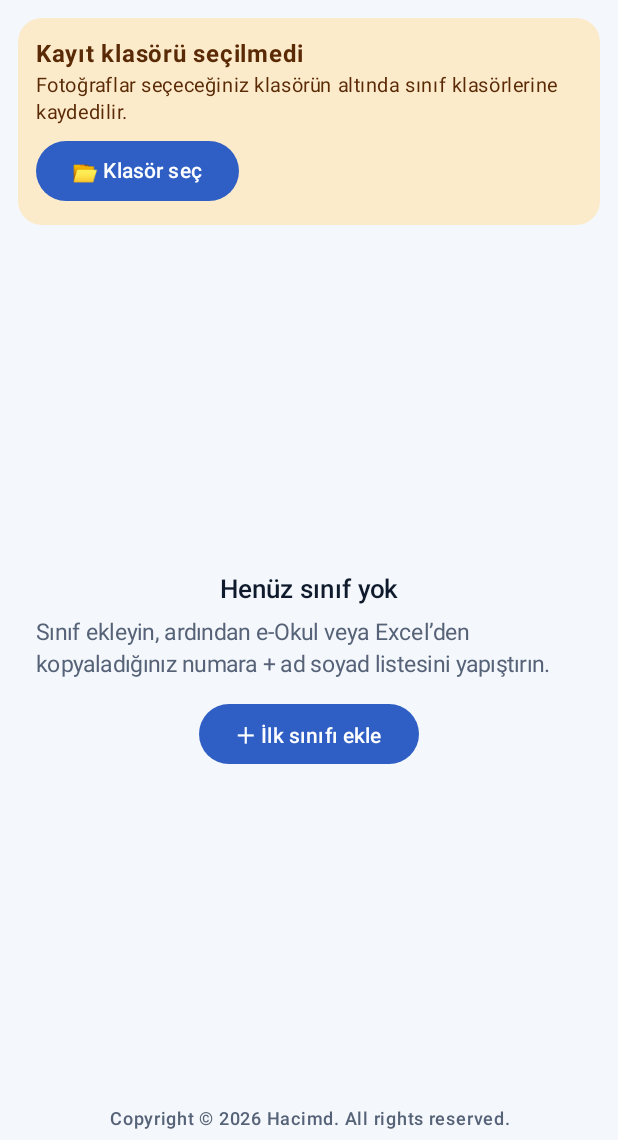
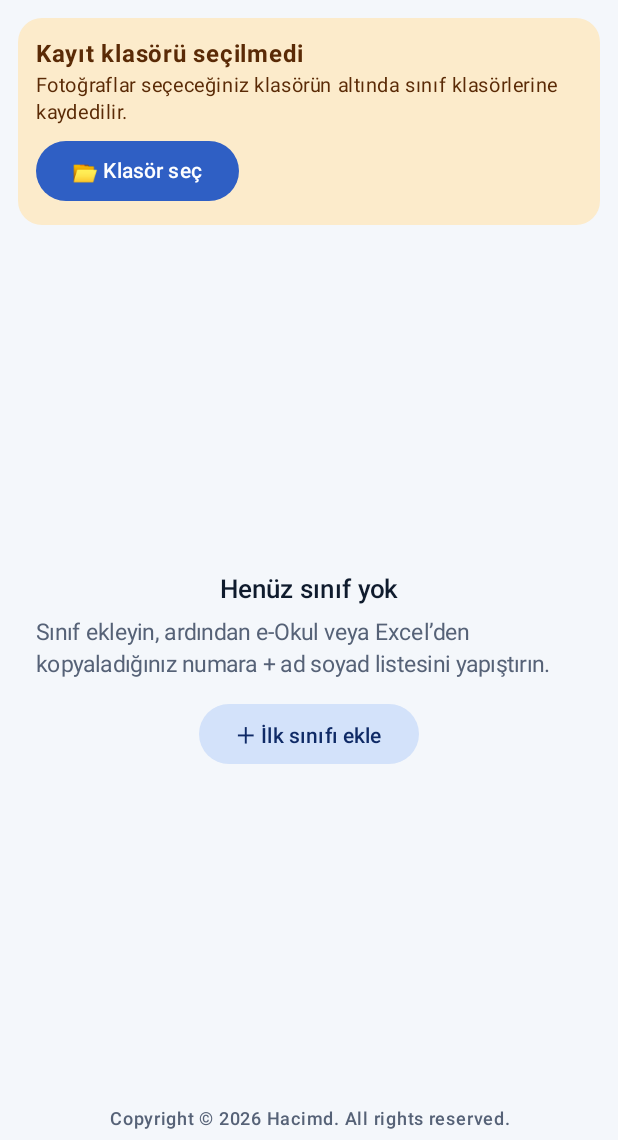
Before and after one commit to mceyhan46/EOkul_Foto, an Android app built with Jetpack Compose: the screen it shows after launch (MainActivity), on a phone screen of 412 x 824 dp, the part 96-1236 px from its top. Run offline under Robolectric (Android 15) with nearby library versions, the phone set to English and light mode, and no system bars.

Commit message:
Renkler tek dosyada (AppColors); ana ekran pastel; güvenlik yedeği saklama (en yeni 2); yedek sürüm bilgisi
Co-Authored-By: Claude Sonnet 5.5 <noreply@anthropic.com>
Claude-Session: https://claude.ai/code/session_016o3uhVzqAwfM55r4sydDui

```diff
--- /dev/null
+++ b/app/src/main/java/com/eokul/studio/AppColors.kt
@@ -0,0 +1,165 @@
+package com.eokul.studio
+
+import androidx.compose.foundation.isSystemInDarkTheme
+import androidx.compose.material3.darkColorScheme
+import androidx.compose.material3.lightColorScheme
+import androidx.compose.runtime.Composable
+import androidx.compose.runtime.Immutable
+import androidx.compose.ui.graphics.Color
+
+/*
+ * UYGULAMANIN TÜM RENKLERİ BU DOSYADADIR. Başka dosyada Color(0x...) yazılmaz; renk değiştirmek için yalnızca burayı düzenleyin.
+ *
+ * Gruplar:
+ *  1) LightScheme / DarkScheme : Material rolleri (arka plan, yüzey, birincil, ikincil, hata ...). Tüm standart bileşenler bunları kullanır.
+ *  2) SoftColors (açık/koyu)   : Ana ekranın pastel yüzeyleri (özet kutusu, "Sınıf ekle" düğmesi, soft düğmeler). softColors() ile alınır.
+ *  3) StatusColors             : Açık zeminli ekranlarda durum renkleri (tamam yeşili, uyarı turuncusu, düzenlendi mavisi).
+ *  4) DarkUi                   : Koyu zeminli ekranlar (kamera, inceleme, düzenleyici, liste sayfası) için sabit renkler.
+ *  5) ButtonColors             : AppButton'un koyu varyantı ve tehlike rengi.
+ */
+
+/**
+ * Tasarım belirteçleri (açık/koyu). Vurgu rengi tek: mavi; yeşil/amber/kırmızı yalnızca durum bildirir.
+ * Metin/zemin çiftleri 4,5:1 ve üzeri hedeflenir. Koyu temada saf siyah yerine lacivert zemin kullanılır.
+ */
+internal val LightScheme = lightColorScheme(
+    primary = Color(0xFF2F5FC4),
+    onPrimary = Color(0xFFFFFFFF),
+    primaryContainer = Color(0xFFDCE7FB),
+    onPrimaryContainer = Color(0xFF0F2A66),
+    secondary = Color(0xFF566277),
+    onSecondary = Color(0xFFFFFFFF),
+    secondaryContainer = Color(0xFFE4EAF5),
+    onSecondaryContainer = Color(0xFF0F1B2D),
+    tertiary = Color(0xFF92400E),
+    onTertiary = Color(0xFFFFFFFF),
+    tertiaryContainer = Color(0xFFFCEBCB),
+    onTertiaryContainer = Color(0xFF5A2A06),
+    background = Color(0xFFF4F7FB),
+    onBackground = Color(0xFF0F1B2D),
+    surface = Color(0xFFF4F7FB),
+    onSurface = Color(0xFF0F1B2D),
+    surfaceVariant = Color(0xFFE7EDF7),
+    onSurfaceVariant = Color(0xFF566277),
+    surfaceContainerLowest = Color(0xFFFFFFFF),
+    surfaceContainerLow = Color(0xFFFFFFFF),
+    surfaceContainer = Color(0xFFFFFFFF),
+    surfaceContainerHigh = Color(0xFFEEF2F9),
+    surfaceContainerHighest = Color(0xFFFFFFFF),
+    outline = Color(0xFF7C889C),
+    outlineVariant = Color(0xFFD5DDEA),
+    error = Color(0xFFB91C1C),
+    onError = Color(0xFFFFFFFF),
+    errorContainer = Color(0xFFFBE0E0),
+    onErrorContainer = Color(0xFF5F1111)
+)
+
+internal val DarkScheme = darkColorScheme(
+    primary = Color(0xFF8CAEFF),
+    onPrimary = Color(0xFF0B1E4A),
+    primaryContainer = Color(0xFF22345C),
+    onPrimaryContainer = Color(0xFFD9E6FF),
+    secondary = Color(0xFFA5B0C5),
+    onSecondary = Color(0xFF14203A),
+    secondaryContainer = Color(0xFF1F2A41),
+    onSecondaryContainer = Color(0xFFE8EDF7),
+    tertiary = Color(0xFFFBBF24),
+    onTertiary = Color(0xFF3A2A00),
+    tertiaryContainer = Color(0xFF3A2E12),
+    onTertiaryContainer = Color(0xFFFFE2A8),
+    background = Color(0xFF0E1524),
+    onBackground = Color(0xFFE8EDF7),
+    surface = Color(0xFF0E1524),
+    onSurface = Color(0xFFE8EDF7),
+    surfaceVariant = Color(0xFF1F2A41),
+    onSurfaceVariant = Color(0xFFA5B0C5),
+    surfaceContainerLowest = Color(0xFF0B101C),
+    surfaceContainerLow = Color(0xFF131C2E),
+    surfaceContainer = Color(0xFF172033),
+    surfaceContainerHigh = Color(0xFF1C2740),
+    surfaceContainerHighest = Color(0xFF172033),
+    outline = Color(0xFF7D8AA3),
+    outlineVariant = Color(0xFF2B3852),
+    error = Color(0xFFFCA5A5),
+    onError = Color(0xFF3B0A0A),
+    errorContainer = Color(0xFF3E1D22),
+    onErrorContainer = Color(0xFFFFD9D9)
+)
+
+
+/** 2) Pastel yüzeyler. Göz yormayan, aynı mavi ailesinden; metinleri koyu lacivert/açık mavi (4,5:1 üzeri). */
+@Immutable
+class SoftColors(
+    /** Özet kutusu ve "Sınıf ekle" düğmesinin dolgusu. */
+    val container: Color,
+    /** Dolgu üzerindeki metin. */
+    val onContainer: Color,
+    /** Dolgu üzerindeki ikincil metin. */
+    val onContainerMuted: Color,
+    /** İlerleme çubuğu rengi ve boş kısmı (özet kutusunda). */
+    val bar: Color,
+    val barTrack: Color,
+    /** Özet kutusunda "yedek önerilir" uyarı metni. */
+    val warnText: Color
+)
+
+val LightSoft = SoftColors(
+    container = Color(0xFFD3E2FA),
+    onContainer = Color(0xFF0F2A66),
+    onContainerMuted = Color(0xFF3A4F80),
+    bar = Color(0xFF2F5FC4),
+    barTrack = Color(0xFFF4F7FB),
+    warnText = Color(0xFF8A3B0B)
+)
+
+val DarkSoft = SoftColors(
+    container = Color(0xFF2A3F6B),
+    onContainer = Color(0xFFE3ECFF),
+    onContainerMuted = Color(0xFFB4C4E6),
+    bar = Color(0xFF8CAEFF),
+    barTrack = Color(0xFF172033),
+    warnText = Color(0xFFFFD27A)
+)
+
+@Composable
+fun softColors(): SoftColors = if (isSystemInDarkTheme()) DarkSoft else LightSoft
+
+/** 3) Açık zeminli ekranlarda durum renkleri (hafif yumuşatılmış). */
+object StatusColors {
+    val Done = Color(0xFF4BA573)
+    val Warn = Color(0xFFE59A2B)
+    val Edited = Color(0xFF4F86E8)
+    val Dim = Color(0xFF8A8F9C)
+}
+
+/** 4) Koyu zeminli ekranlar: kamera, inceleme, düzenleyici ve liste sayfası. */
+object DarkUi {
+    val Bg = Color(0xFF101014)
+    val SheetBg = Color(0xFF0E1420)
+    val Panel = Color(0xFF131A27)
+    val Pill = Color(0xFF1B2232)
+    val WarnPanel = Color(0xFF2A2415)
+    val Chip = Color(0xFF232C3D)
+    val Track = Color(0xFF232D3F)
+    val Dim = Color(0xFFB0B6C8)
+    val DimSheet = Color(0xFFA9B3C4)
+    val Muted = Color(0xFF8A93A8)
+    val Ok = Color(0xFF9ECE6A)
+    val ScoreGood = Color(0xFF4CC38A)
+    val Warn = Color(0xFFE0AF68)
+    val WarnAlt = Color(0xFFE0A030)
+    val Danger = Color(0xFFE5645F)
+    val Accent = Color(0xFF7AA2F7)
+    val Highlight = Color(0xFFFFD54F)
+    val Brand = Color(0xFF2F5FC4)
+    val Overlay = Color(0x22888888)
+}
+
+/** 5) AppButton: koyu varyant ve tehlike rengi. */
+object ButtonColors {
+    val Danger = Color(0xFFE5645F)
+    val DarkSurface = Color(0xFF2A3042)
+    val DarkOnSurface = Color(0xFFE8EBF4)
+    val DarkDisabled = Color(0xFF59627A)
+    val DarkDisabledBg = Color(0xFF1B1F2B)
+}
--- a/app/src/main/java/com/eokul/studio/ClassScreen.kt
+++ b/app/src/main/java/com/eokul/studio/ClassScreen.kt
@@ -366,8 +366,8 @@ private fun StudentRow(
             }
         }
     }
-    val okColor = Color(0xFF3C9A5F)
-    val warnColor = Color(0xFFE08A00)
+    val okColor = StatusColors.Done
+    val warnColor = StatusColors.Warn
     val stateColor = when {
         s.retake || s.isLow() -> warnColor
         s.captured -> okColor
--- a/app/src/main/java/com/eokul/studio/GalleryScreen.kt
+++ b/app/src/main/java/com/eokul/studio/GalleryScreen.kt
@@ -49,9 +49,9 @@ import androidx.compose.ui.text.style.TextOverflow
 import androidx.compose.ui.unit.dp
 import androidx.compose.ui.unit.sp
 
-private val WarnColor = Color(0xFFE0A030)
-private val EditedColor = Color(0xFF4F86E8)
-private val DimColor = Color(0xFF8A8F9C)
+private val WarnColor = DarkUi.WarnAlt
+private val EditedColor = StatusColors.Edited
+private val DimColor = StatusColors.Dim
 
 @Composable
 fun GalleryScreen(vm: AppViewModel, onBack: () -> Unit) {
--- a/app/src/main/java/com/eokul/studio/HomeScreen.kt
+++ b/app/src/main/java/com/eokul/studio/HomeScreen.kt
@@ -23,6 +23,7 @@ import androidx.compose.material3.AlertDialog
 import androidx.compose.foundation.verticalScroll
 import androidx.compose.material3.Button
 import androidx.compose.material3.Card
+import androidx.compose.material3.ButtonDefaults
 import androidx.compose.material3.CardDefaults
 import androidx.compose.material3.DropdownMenu
 import androidx.compose.material3.DropdownMenuItem
@@ -141,7 +142,7 @@ fun HomeScreen(studio: StudioViewModel) {
                         style = MaterialTheme.typography.bodyMedium, color = MaterialTheme.colorScheme.onSurfaceVariant
                     )
                     Spacer(Modifier.size(12.dp))
-                    Button(onClick = { newClassOpen = true }) { Text("＋ İlk sınıfı ekle") }
+                    Button(onClick = { newClassOpen = true }, colors = ButtonDefaults.buttonColors(containerColor = softColors().container, contentColor = softColors().onContainer)) { Text("＋ İlk sınıfı ekle") }
                 }
             } else {
                 LazyColumn(
@@ -173,8 +174,11 @@ fun HomeScreen(studio: StudioViewModel) {
             ExtendedFloatingActionButton(
                 onClick = { newClassOpen = true },
                 // Alttaki telif yazısının (≈28 dp) üstünde kalsın
-                modifier = Modifier.align(Alignment.BottomEnd).padding(start = 16.dp, end = 16.dp, top = 16.dp, bottom = 44.dp)
-            ) { Text("＋ Sınıf ekle") }
+                modifier = Modifier.align(Alignment.BottomEnd).padding(start = 16.dp, end = 16.dp, top = 16.dp, bottom = 44.dp),
+                containerColor = softColors().container,
+                contentColor = softColors().onContainer,
+                elevation = androidx.compose.material3.FloatingActionButtonDefaults.elevation(2.dp, 2.dp, 2.dp, 2.dp)
+            ) { Text("＋ Sınıf ekle", fontWeight = FontWeight.SemiBold) }
         }
     }
 
@@ -274,20 +278,20 @@ private fun SummaryCard(studio: StudioViewModel) {
     else "Yedek " + java.text.SimpleDateFormat("d MMM HH:mm", java.util.Locale.forLanguageTag("tr")).format(java.util.Date(last))
     val stale = done > 0 && (last == 0L || System.currentTimeMillis() - last > 7L * 24 * 3600 * 1000)
     val frac = if (total == 0) 0f else done.toFloat() / total
-    val fg = MaterialTheme.colorScheme.onPrimary
-    val dark = androidx.compose.foundation.isSystemInDarkTheme()
-    // Dolgulu mavi blok: sınıf kartlarından (beyaz) ayrı, genel bir özet olduğu hemen anlaşılır.
+    val soft = softColors()
+    val fg = soft.onContainer
+    // Pastel dolgulu blok: sınıf kartlarından (beyaz) ayrı, genel bir özet olduğu hemen anlaşılır.
     Column(
         Modifier.fillMaxWidth().padding(horizontal = 12.dp, vertical = 8.dp)
             .clip(MaterialTheme.shapes.large)
-            .background(MaterialTheme.colorScheme.primary)
+            .background(soft.container)
             .padding(horizontal = 16.dp, vertical = 12.dp)
     ) {
         Row(verticalAlignment = Alignment.Bottom) {
             Text(
                 androidx.compose.ui.text.buildAnnotatedString {
                     withStyle(SpanStyle(fontWeight = FontWeight.Bold, fontSize = 24.sp)) { append("$done") }
-                    withStyle(SpanStyle(color = fg.copy(alpha = 0.85f))) { append(" / $total çekildi") }
+                    withStyle(SpanStyle(color = soft.onContainerMuted)) { append(" / $total çekildi") }
                 },
                 color = fg,
                 modifier = Modifier.weight(1f)
@@ -297,8 +301,8 @@ private fun SummaryCard(studio: StudioViewModel) {
         Spacer(Modifier.size(8.dp))
         LinearProgressIndicator(
             progress = { frac },
-            color = fg,
-            trackColor = fg.copy(alpha = 0.28f),
+            color = soft.bar,
+            trackColor = soft.barTrack,
             modifier = Modifier.fillMaxWidth().height(6.dp).clip(CircleShape)
         )
         Spacer(Modifier.size(8.dp))
@@ -306,13 +310,13 @@ private fun SummaryCard(studio: StudioViewModel) {
             "${classes.size} sınıf · $missing eksik" + (if (retake > 0) " · $retake tekrar" else "") +
                 " · $backupText" + (if (stale) " (yedek önerilir)" else ""),
             style = MaterialTheme.typography.bodySmall,
-            color = if (stale) (if (dark) Color(0xFF5A3A00) else Color(0xFFFFE08A)) else fg.copy(alpha = 0.85f)
+            color = if (stale) soft.warnText else soft.onContainerMuted
         )
     }
 }
 
-private val DoneGreen = Color(0xFF3C9A5F)
-private val WarnOrange = Color(0xFFE08A00)
+private val DoneGreen = StatusColors.Done
+private val WarnOrange = StatusColors.Warn
 
 @Composable
 private fun ClassCard(
--- a/app/src/main/java/com/eokul/studio/MainActivity.kt
+++ b/app/src/main/java/com/eokul/studio/MainActivity.kt
@@ -83,74 +83,6 @@ class MainActivity : ComponentActivity() {
     }
 }
 
-/**
- * Tasarım belirteçleri (açık/koyu). Vurgu rengi tek: mavi; yeşil/amber/kırmızı yalnızca durum bildirir.
- * Metin/zemin çiftleri 4,5:1 ve üzeri hedeflenir. Koyu temada saf siyah yerine lacivert zemin kullanılır.
- */
-private val LightScheme = lightColorScheme(
-    primary = Color(0xFF2F5FC4),
-    onPrimary = Color(0xFFFFFFFF),
-    primaryContainer = Color(0xFFDCE7FB),
-    onPrimaryContainer = Color(0xFF0F2A66),
-    secondary = Color(0xFF566277),
-    onSecondary = Color(0xFFFFFFFF),
-    secondaryContainer = Color(0xFFE4EAF5),
-    onSecondaryContainer = Color(0xFF0F1B2D),
-    tertiary = Color(0xFF92400E),
-    onTertiary = Color(0xFFFFFFFF),
-    tertiaryContainer = Color(0xFFFCEBCB),
-    onTertiaryContainer = Color(0xFF5A2A06),
-    background = Color(0xFFF4F7FB),
-    onBackground = Color(0xFF0F1B2D),
-    surface = Color(0xFFF4F7FB),
-    onSurface = Color(0xFF0F1B2D),
-    surfaceVariant = Color(0xFFE7EDF7),
-    onSurfaceVariant = Color(0xFF566277),
-    surfaceContainerLowest = Color(0xFFFFFFFF),
-    surfaceContainerLow = Color(0xFFFFFFFF),
-    surfaceContainer = Color(0xFFFFFFFF),
-    surfaceContainerHigh = Color(0xFFEEF2F9),
-    surfaceContainerHighest = Color(0xFFFFFFFF),
-    outline = Color(0xFF7C889C),
-    outlineVariant = Color(0xFFD5DDEA),
-    error = Color(0xFFB91C1C),
-    onError = Color(0xFFFFFFFF),
-    errorContainer = Color(0xFFFBE0E0),
-    onErrorContainer = Color(0xFF5F1111)
-)
-
-private val DarkScheme = darkColorScheme(
-    primary = Color(0xFF8CAEFF),
-    onPrimary = Color(0xFF0B1E4A),
-    primaryContainer = Color(0xFF22345C),
-    onPrimaryContainer = Color(0xFFD9E6FF),
-    secondary = Color(0xFFA5B0C5),
-    onSecondary = Color(0xFF14203A),
-    secondaryContainer = Color(0xFF1F2A41),
-    onSecondaryContainer = Color(0xFFE8EDF7),
-    tertiary = Color(0xFFFBBF24),
-    onTertiary = Color(0xFF3A2A00),
-    tertiaryContainer = Color(0xFF3A2E12),
-    onTertiaryContainer = Color(0xFFFFE2A8),
-    background = Color(0xFF0E1524),
-    onBackground = Color(0xFFE8EDF7),
-    surface = Color(0xFF0E1524),
-    onSurface = Color(0xFFE8EDF7),
-    surfaceVariant = Color(0xFF1F2A41),
-    onSurfaceVariant = Color(0xFFA5B0C5),
-    surfaceContainerLowest = Color(0xFF0B101C),
-    surfaceContainerLow = Color(0xFF131C2E),
-    surfaceContainer = Color(0xFF172033),
-    surfaceContainerHigh = Color(0xFF1C2740),
-    surfaceContainerHighest = Color(0xFF172033),
-    outline = Color(0xFF7D8AA3),
-    outlineVariant = Color(0xFF2B3852),
-    error = Color(0xFFFCA5A5),
-    onError = Color(0xFF3B0A0A),
-    errorContainer = Color(0xFF3E1D22),
-    onErrorContainer = Color(0xFFFFD9D9)
-)
-
 /** Yumuşak köşeler: etiket 8, alan 12, kart 16, büyük yüzey 20 dp. Gölge yok; kartlar ince çerçeveyle ayrılır. */
 private val AppShapes = androidx.compose.material3.Shapes(
     extraSmall = androidx.compose.foundation.shape.RoundedCornerShape(8.dp),
@@ -214,7 +146,7 @@ fun AppRoot(vm: AppViewModel, studio: StudioViewModel) {
         )
     val rootColor = when {
         sc0 is Screen.Camera -> Color.Black
-        darkScreen -> Color(0xFF101014)
+        darkScreen -> DarkUi.Bg
         else -> MaterialTheme.colorScheme.background
     }
     val sysDark = isSystemInDarkTheme()
--- a/app/src/main/java/com/eokul/studio/MultiImportScreen.kt
+++ b/app/src/main/java/com/eokul/studio/MultiImportScreen.kt
@@ -40,8 +40,8 @@ import com.eokul.studio.core.FlatList
 import com.eokul.studio.core.RosterParser
 import com.eokul.studio.core.SheetReader
 
-private val OkGreen = androidx.compose.ui.graphics.Color(0xFF3C9A5F)
-private val WarnAmber = androidx.compose.ui.graphics.Color(0xFFE08A00)
+private val OkGreen = StatusColors.Done
+private val WarnAmber = StatusColors.Warn
 
 /**
  * Çok şubeli e-Okul dosyasından (6A, 6B, 6C… alt alta) tek seferde birden çok sınıf ekler.
--- a/app/src/main/java/com/eokul/studio/SettingsScreen.kt
+++ b/app/src/main/java/com/eokul/studio/SettingsScreen.kt
@@ -491,7 +491,8 @@ fun SettingsScreen(vm: AppViewModel, studio: StudioViewModel, showRecrop: Boolea
                 Text(
                     (if (ri != null)
                         "Yedekte: ${ri.classes} sınıf · ${ri.students} öğrenci (${ri.captured} fotoğraflı · ${ri.retake} tekrar işaretli)" +
-                            (ri.createdMs?.let { " · " + dateFmt.format(java.util.Date(it)) } ?: "") + "\n"
+                            (ri.createdMs?.let { " · " + dateFmt.format(java.util.Date(it)) } ?: "") +
+                            (if (ri.appVersion.isNotBlank()) " · sürüm ${ri.appVersion}" else "") + "\n"
                     else "") +
                         "Şu an uygulamada: ${studio.classes.size} sınıf · ${studio.classes.sumOf { it.students.size }} öğrenci\n\n" +
                         "Uygulamadaki tüm sınıf listeleri ve küçük fotoğraflar yedekteki ile DEĞİŞTİRİLİR. " +
```
Also changed, not shown: app/src/main/java/com/eokul/studio/Buttons.kt (+5 -5 lines), app/src/main/java/com/eokul/studio/CameraScreen.kt (+18 -18 lines), app/src/main/java/com/eokul/studio/EditorScreen.kt (+6 -6 lines), app/src/main/java/com/eokul/studio/ReviewScreen.kt (+8 -8 lines), app/src/main/java/com/eokul/studio/SheetScreen.kt (+6 -6 lines), app/src/main/java/com/eokul/studio/StudioViewModel.kt (+23 -2 lines), app/src/main/java/com/eokul/studio/core/BackupRetention.java (added, +27 -0 lines), 2 other files.
